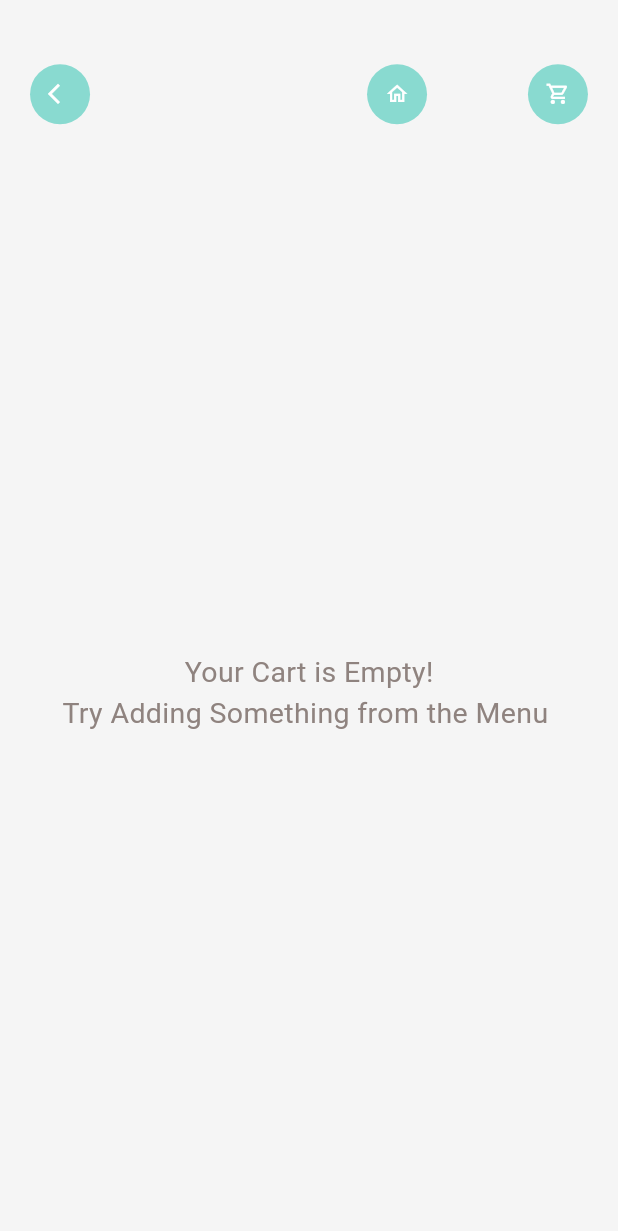
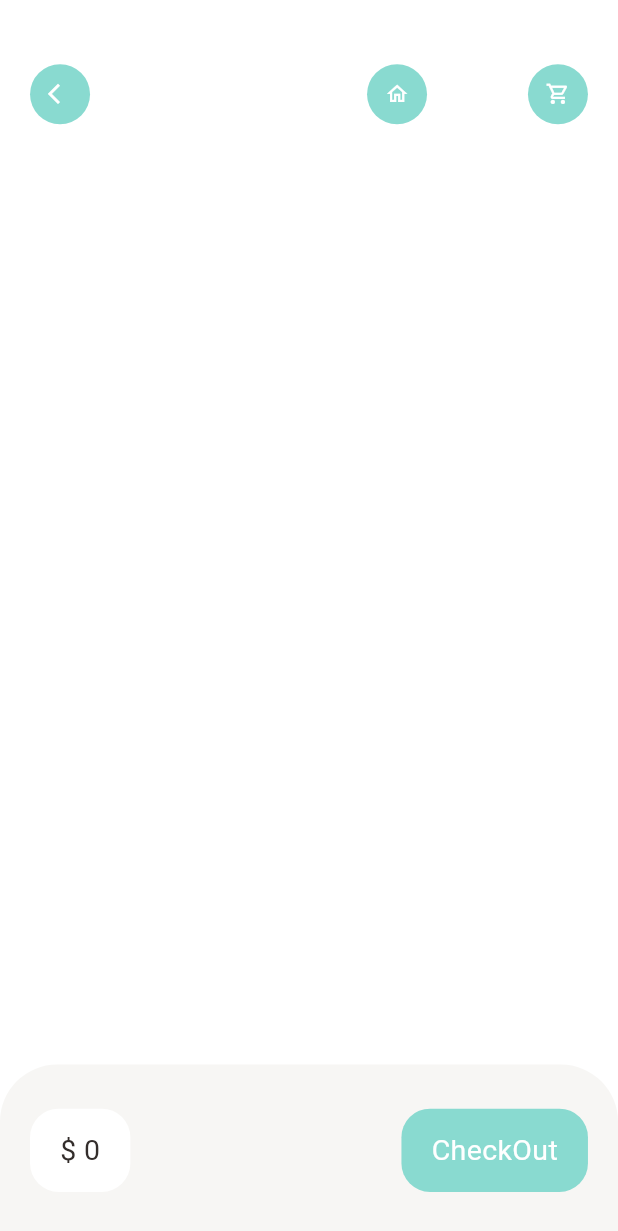
Before and after one commit to midhun192/Food_Delivery_App, a Flutter app: the CartPage screen opened by its route, on a phone screen of 412 x 824 dp. Shown: the top 1231 px of the screen. Run offline on Flutter 3.47's test engine with Material 3 defaults, Android fonts, the phone set to English and light mode, and no system bars; our stand-ins replace carousel_slider, dots_indicator, get, persistent_bottom_nav_bar_v2, shared_preferences; accounts and stored records are empty; network calls fail.

Commit message:
Added Cart History page and implemented shredpreference on checkout

```diff
--- a/lib/Screens/cart/cart_page.dart
+++ b/lib/Screens/cart/cart_page.dart
@@ -21,7 +21,7 @@ class CartPage extends StatelessWidget {
   @override
   Widget build(BuildContext context) {
     return Scaffold(
-      backgroundColor: Colors.grey[100],
+      backgroundColor: Colors.white,
       body: Stack(
         children: [
           Positioned(
@@ -75,21 +75,7 @@ class CartPage extends StatelessWidget {
                 removeTop: true,
                 child: GetBuilder<CartController>(builder: (cartController) {
                   var _cartList = cartController.getItems;
-                  return _cartList.length == 0
-                      ? Container(
-                          child: Column(
-                            mainAxisAlignment: MainAxisAlignment.center,
-                            children: [
-                              BigText(
-                                  text: "Your Cart is Empty!",
-                                  color: AppColors.paraColor),
-                              BigText(
-                                  text: "Try Adding Something from the Menu ",
-                                  color: AppColors.paraColor),
-                            ],
-                          ),
-                        )
-                      : ListView.builder(
+                  return ListView.builder(
                       itemCount: _cartList.length,
                       itemBuilder: (_, index) {
                         return Container(
@@ -102,20 +88,22 @@ class CartPage extends StatelessWidget {
                                   var popularIndex =
                                       Get.find<PopularProductController>()
                                           .popularProductList
-                                              .indexOf(
-                                                  _cartList[index].product!);
+                                          .indexOf(_cartList[index].product!);
                                   if (popularIndex >= 0) {
-                                        Get.toNamed(RouteHelper.popularFood(
-                                            popularIndex));
+                                    Get.toNamed(
+                                      RouteHelper.popularFood(
+                                          popularIndex, "cartpage"),
+                                    );
                                   } else {
-                                        var recommendedIndex = Get.find<
-                                                RecommendedProductController>()
+                                    var recommendedIndex =
+                                        Get.find<RecommendedProductController>()
                                             .recommendedProductList
                                             .indexOf(_cartList[index].product!);
                                     if (recommendedIndex >= 0) {
                                       Get.toNamed(
                                         RouteHelper.recommendedFood(
-                                                  recommendedIndex));
+                                            recommendedIndex, "cartpage"),
+                                      );
                                     }
                                   }
                                 },
@@ -186,20 +174,17 @@ class CartPage extends StatelessWidget {
                                                   },
                                                   child: const Icon(
                                                     Icons.remove,
-                                                        color:
-                                                            AppColors.signColor,
+                                                    color: AppColors.signColor,
                                                   ),
                                                 ),
                                                 SizedBox(
-                                                        width:
-                                                            Dimensions.width5),
+                                                    width: Dimensions.width5),
                                                 BigText(
                                                     text: _cartList[index]
                                                         .quantity!
                                                         .toString()), //popularProduct.inCartItems.toString()),
                                                 SizedBox(
-                                                        width:
-                                                            Dimensions.width5),
+                                                    width: Dimensions.width5),
                                                 GestureDetector(
                                                   onTap: () {
                                                     // popularProduct.setQuantity(true);
@@ -210,8 +195,7 @@ class CartPage extends StatelessWidget {
                                                   },
                                                   child: const Icon(
                                                     Icons.add,
-                                                        color:
-                                                            AppColors.signColor,
+                                                    color: AppColors.signColor,
                                                   ),
                                                 ),
                                               ],
@@ -233,6 +217,66 @@ class CartPage extends StatelessWidget {
           ),
         ],
       ),
+      bottomNavigationBar: GetBuilder<CartController>(
+        builder: (cartController) {
+          return Container(
+            padding: EdgeInsets.only(
+              top: Dimensions.height10,
+              bottom: Dimensions.height10,
+              right: Dimensions.width20,
+              left: Dimensions.width20,
+            ),
+            height: Dimensions.height120,
+            decoration: BoxDecoration(
+              borderRadius: BorderRadius.only(
+                topLeft: Radius.circular(Dimensions.height20 * 2),
+                topRight: Radius.circular(Dimensions.height20 * 2),
+              ),
+              color: AppColors.buttonBackgroundColor,
+            ),
+            child: Row(
+              mainAxisAlignment: MainAxisAlignment.spaceBetween,
+              children: [
+                Container(
+                  padding: EdgeInsets.only(
+                    top: Dimensions.height15,
+                    bottom: Dimensions.height15,
+                    right: Dimensions.width20,
+                    left: Dimensions.width20,
+                  ),
+                  decoration: BoxDecoration(
+                    borderRadius: BorderRadius.circular(Dimensions.height20),
+                    color: Colors.white,
+                  ),
+                  child: Row(
+                    children: [
+                      BigText(text: "\$ ${cartController.totalPrice}")
+                    ],
+                  ),
+                ),
+                GestureDetector(
+                  onTap: () {
+                    cartController.addCartHistory();
+                  },
+                  child: Container(
+                    padding: EdgeInsets.only(
+                      top: Dimensions.height15,
+                      bottom: Dimensions.height15,
+                      right: Dimensions.width20,
+                      left: Dimensions.width20,
+                    ),
+                    decoration: BoxDecoration(
+                      borderRadius: BorderRadius.circular(Dimensions.height20),
+                      color: AppColors.mainColor,
+                    ),
+                    child: BigText(text: "CheckOut", color: Colors.white),
+                  ),
+                ),
+              ],
+            ),
+          );
+        },
+      ),
     );
   }
 }
--- a/lib/dependencies/dependencies.dart
+++ b/lib/dependencies/dependencies.dart
@@ -5,11 +5,14 @@ import 'package:food_delivery_app/data/repositories/popular_product_repo.dart';
 import 'package:food_delivery_app/data/repositories/recommended_product_repo.dart';
 import 'package:food_delivery_app/utils/app_constants.dart';
 import 'package:get/get.dart';
+import 'package:shared_preferences/shared_preferences.dart';
 
 import '../controllers/cart_controller.dart';
 import '../data/repositories/cart_repo.dart';
 
 Future<void> init() async {
+  final sharedPrefs = await SharedPreferences.getInstance();
+  Get.lazyPut(() => sharedPrefs);
   // Api Client
   Get.lazyPut(() => ApiClient(appBaseurl: AppConstants.APP_BASE_URL));
 
@@ -18,7 +21,7 @@ Future<void> init() async {
       () => PopularProductRepo(apiClient: Get.find())); // popularProductRepo
   Get.lazyPut(() =>
       RecommendedProductRepo(apiClient: Get.find())); // recommendedProductRepo
-  Get.lazyPut(() => CartRepo()); // cartRepo
+  Get.lazyPut(() => CartRepo(sharedPrefs: Get.find()));
 
   // Controllers
   Get.lazyPut(() => PopularProductController(
--- a/lib/models/cart_model.dart
+++ b/lib/models/cart_model.dart
@@ -8,7 +8,7 @@ class CartModel {
   String? img;
   int? quantity;
   bool? isExist;
-  String? Datetime;
+  String? time;
   ProductModel? product;
 
   CartModel({
@@ -18,7 +18,7 @@ class CartModel {
     this.price,
     this.img,
     this.quantity,
-    this.Datetime,
+    this.time,
     this.isExist,
     this.product,
   });
@@ -30,8 +30,21 @@ class CartModel {
     price = json['price'];
     img = json['img'];
     quantity = json["quantity"];
-    Datetime = json["Datetime"];
+    time = json["time"];
     isExist = json["isExist"];
     product = ProductModel.fromJson(json["product"]);
   }
+
+  Map<String, dynamic> toJson() {
+    return {
+      "id": this.id,
+      "name": this.name,
+      "description": this.description,
+      "img": this.img,
+      "price": this.price,
+      "quantity": this.quantity,
+      "time": this.time,
+      "product": this.product!.toJson(),
+    };
+  }
 }
--- a/lib/routes/route_Helper.dart
+++ b/lib/routes/route_Helper.dart
@@ -1,6 +1,8 @@
 import 'package:flutter/cupertino.dart';
 import 'package:food_delivery_app/Screens/food/popular_food_detail.dart';
+import 'package:food_delivery_app/Screens/home/homepage.dart';
 import 'package:food_delivery_app/Screens/home/main_food_page.dart';
+import 'package:food_delivery_app/Screens/splash_screen.dart';
 import 'package:get/get.dart';
 import 'package:get/get_navigation/src/routes/get_route.dart';
 
@@ -8,24 +10,30 @@ import '../Screens/cart/cart_page.dart';
 import '../Screens/food/recommended_food_detail.dart';
 
 class RouteHelper {
+  static const String splashScreen = "/splash_screen";
   static const String initial = "/";
   static String PopularFood = "/popular_food";
   static String RecommendedFood = "/recommended_food";
   static String cartPage = "/cart_Page";
 
+  static String getSplashScreen() => '$splashScreen';
   static String getInitial() => "$initial";
-  static String popularFood(int pageID) => "$PopularFood?pageID=$pageID";
-  static String recommendedFood(int pageID) =>
-      "$RecommendedFood?pageID=$pageID";
+  static String popularFood(int pageID, String previousPage) =>
+      "$PopularFood?pageID=$pageID&previousPage=$previousPage";
+  static String recommendedFood(int pageID, String previousPage) =>
+      "$RecommendedFood?pageID=$pageID&previousPage=$previousPage";
   static String getCartPage() => "$cartPage";
 
   static List<GetPage> Routes = [
-    GetPage(name: initial, page: () => const MainFoodPage()),
+    GetPage(name: splashScreen, page: () => const SplashScreen()),
+    GetPage(name: initial, page: () => const HomePage()),
     GetPage(
       name: PopularFood,
       page: () {
         var pageId = Get.parameters["pageID"];
-        return PopularFoodDetail(pageId: int.parse(pageId!));
+        var prevPage = Get.parameters["previousPage"];
+        return PopularFoodDetail(
+            pageId: int.parse(pageId!), prevPage: prevPage!);
       },
       transition: Transition.fadeIn,
     ),
@@ -33,7 +41,9 @@ class RouteHelper {
       name: RecommendedFood,
       page: () {
         var pageId = Get.parameters["pageID"];
-        return RecommendedFoodDetail(pageId: int.parse(pageId!));
+        var prevPage = Get.parameters["previousPage"];
+        return RecommendedFoodDetail(
+            pageId: int.parse(pageId!), prevPage: prevPage!);
       },
       transition: Transition.fadeIn,
     ),
--- a/lib/utils/app_constants.dart
+++ b/lib/utils/app_constants.dart
@@ -10,4 +10,6 @@ class AppConstants {
 
   static const String POPULAR_PRODUCT_URI = "/api/v1/products/popular";
   static const String RECOMMENDED_PRODUCT_URI = "/api/v1/products/recommended";
+  static const String CART_LIST = "cart-list";
+  static const String CART_HISTORY_LIST = "cart_history-list";
 }
--- a/lib/utils/dimensions.dart
+++ b/lib/utils/dimensions.dart
@@ -43,4 +43,5 @@ class Dimensions {
   static double width35 = screenWidth / 11.75;
   static double width45 = screenWidth / 9.14;
   static double width50 = screenWidth / 8.22;
+  static double width250 = screenWidth / 1.64;
 }
--- a/pubspec.yaml
+++ b/pubspec.yaml
@@ -37,6 +37,9 @@ dependencies:
   carousel_slider: ^4.2.1
   dots_indicator: ^3.0.0
   get: ^4.6.6
+  persistent_bottom_nav_bar_v2: ^5.2.3
+  shared_preferences: ^2.2.3
+  intl: ^0.19.0
 
 dev_dependencies:
   flutter_test:
```
Also changed, not shown: lib/Screens/cart/cart_hisory.dart (added, +180 -0 lines), lib/Screens/food/popular_food_detail.dart (+10 -3 lines), lib/Screens/food/recommended_food_detail.dart (+9 -3 lines), lib/Screens/home/food_page_body.dart (+9 -3 lines), lib/Screens/home/homepage.dart (added, +113 -0 lines), lib/Screens/splash_screen.dart (added, +73 -0 lines), lib/controllers/cart_controller.dart (+40 -2 lines), lib/data/repositories/cart_repo.dart (+70 -1 lines), lib/main.dart (+9 -5 lines), lib/models/product_model.dart (+14 -0 lines), pubspec.lock, 1 other file. Lines whose indentation alone changed are shown as unchanged.
